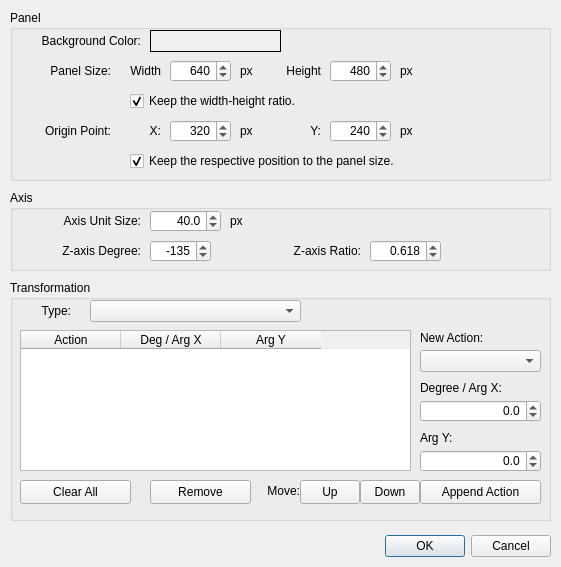
Before: the Qt Designer form FigureItNow7/finUiGraphConfigDlg.ui in yuylong/FigureItNow, drawn with Qt 5.
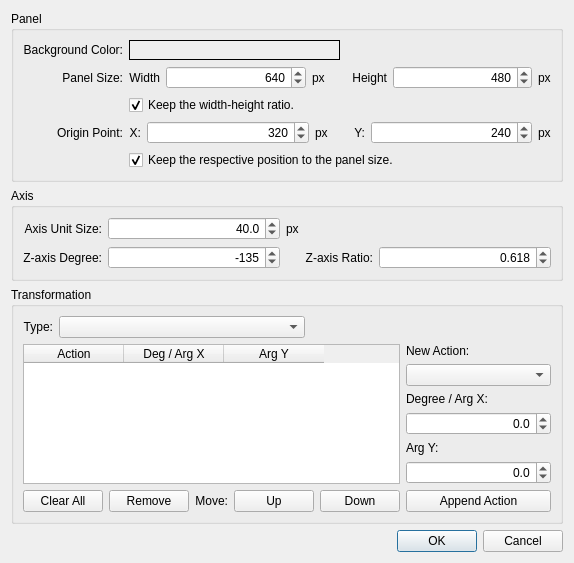
After: the same form once the commit is applied. Custom widgets are drawn as their Qt base class.

Commit message: Refine the graph configuration UI layout.

The edit to the form file:
```diff
--- a/FigureItNow7/finUiGraphConfigDlg.ui
+++ b/FigureItNow7/finUiGraphConfigDlg.ui
@@ -6,50 +6,24 @@
    <rect>
     <x>0</x>
     <y>0</y>
-    <width>561</width>
-    <height>567</height>
+    <width>574</width>
+    <height>528</height>
    </rect>
   </property>
   <property name="windowTitle">
    <string>Graphics Configuration</string>
   </property>
-  <widget class="QDialogButtonBox" name="buttonBox">
-   <property name="geometry">
-    <rect>
-     <x>210</x>
-     <y>530</y>
-     <width>341</width>
-     <height>32</height>
-    </rect>
-   </property>
-   <property name="orientation">
-    <enum>Qt::Horizontal</enum>
-   </property>
-   <property name="standardButtons">
-    <set>QDialogButtonBox::Cancel|QDialogButtonBox::Ok</set>
-   </property>
-  </widget>
+  <layout class="QVBoxLayout" name="verticalLayout_4">
+   <item>
   <widget class="QGroupBox" name="grbPanel">
-   <property name="geometry">
-    <rect>
-     <x>10</x>
-     <y>10</y>
-     <width>541</width>
-     <height>171</height>
-    </rect>
-   </property>
    <property name="title">
     <string>Panel</string>
    </property>
+     <layout class="QVBoxLayout" name="verticalLayout_2">
+      <item>
+       <layout class="QGridLayout" name="gridLayout_2" columnstretch="0,0">
+        <item row="0" column="0">
    <widget class="QLabel" name="lblBgColorTitle">
-    <property name="geometry">
-     <rect>
-      <x>10</x>
-      <y>20</y>
-      <width>121</width>
-      <height>22</height>
-     </rect>
-    </property>
     <property name="text">
      <string>Background Color:</string>
     </property>
@@ -57,53 +31,21 @@
      <set>Qt::AlignRight|Qt::AlignTrailing|Qt::AlignVCenter</set>
     </property>
    </widget>
-   <widget class="finUiColorLabel" name="lblBgColor">
-    <property name="geometry">
-     <rect>
-      <x>140</x>
-      <y>20</y>
-      <width>131</width>
-      <height>22</height>
-     </rect>
-    </property>
-    <property name="autoFillBackground">
+        </item>
+        <item row="5" column="1">
+         <widget class="QCheckBox" name="ckbOriginPtRatio">
+          <property name="text">
+           <string>Keep the respective position to the panel size.</string>
+          </property>
+          <property name="checked">
      <bool>true</bool>
     </property>
-    <property name="frameShape">
-     <enum>QFrame::Box</enum>
-    </property>
-    <property name="text">
-     <string/>
-    </property>
-    <property name="alignment">
-     <set>Qt::AlignCenter</set>
-    </property>
-   </widget>
-   <widget class="QLabel" name="lblPanelSizeTitle">
-    <property name="geometry">
-     <rect>
-      <x>10</x>
-      <y>50</y>
-      <width>91</width>
-      <height>22</height>
-     </rect>
-    </property>
-    <property name="text">
-     <string>Panel Size:</string>
-    </property>
-    <property name="alignment">
-     <set>Qt::AlignRight|Qt::AlignTrailing|Qt::AlignVCenter</set>
-    </property>
-   </widget>
+         </widget>
+        </item>
+        <item row="2" column="1">
+         <layout class="QHBoxLayout" name="horizontalLayout" stretch="0,1,0,0,0,1,0">
+          <item>
    <widget class="QLabel" name="lblPanelWidthTitle">
-    <property name="geometry">
-     <rect>
-      <x>110</x>
-      <y>50</y>
-      <width>41</width>
-      <height>22</height>
-     </rect>
-    </property>
     <property name="text">
      <string>Width</string>
     </property>
@@ -111,31 +53,9 @@
      <set>Qt::AlignRight|Qt::AlignTrailing|Qt::AlignVCenter</set>
     </property>
    </widget>
-   <widget class="QLabel" name="lblPanelWidthUnit">
-    <property name="geometry">
-     <rect>
-      <x>230</x>
-      <y>50</y>
-      <width>21</width>
-      <height>22</height>
-     </rect>
-    </property>
-    <property name="text">
-     <string>px</string>
-    </property>
-    <property name="alignment">
-     <set>Qt::AlignLeading|Qt::AlignLeft|Qt::AlignVCenter</set>
-    </property>
-   </widget>
+          </item>
+          <item>
    <widget class="QSpinBox" name="spbPanelWidth">
-    <property name="geometry">
-     <rect>
-      <x>160</x>
-      <y>50</y>
-      <width>61</width>
-      <height>22</height>
-     </rect>
-    </property>
     <property name="alignment">
      <set>Qt::AlignRight|Qt::AlignTrailing|Qt::AlignVCenter</set>
     </property>
@@ -152,15 +72,42 @@
      <number>640</number>
     </property>
    </widget>
+          </item>
+          <item>
+           <widget class="QLabel" name="lblPanelWidthUnit">
+            <property name="text">
+             <string>px</string>
+            </property>
+            <property name="alignment">
+             <set>Qt::AlignLeading|Qt::AlignLeft|Qt::AlignVCenter</set>
+            </property>
+           </widget>
+          </item>
+          <item>
+           <spacer name="horizontalSpacer">
+            <property name="orientation">
+             <enum>Qt::Horizontal</enum>
+            </property>
+            <property name="sizeHint" stdset="0">
+             <size>
+              <width>20</width>
+              <height>20</height>
+             </size>
+            </property>
+           </spacer>
+          </item>
+          <item>
+           <widget class="QLabel" name="lblPanelHeightTitle">
+            <property name="text">
+             <string>Height</string>
+            </property>
+            <property name="alignment">
+             <set>Qt::AlignRight|Qt::AlignTrailing|Qt::AlignVCenter</set>
+            </property>
+           </widget>
+          </item>
+          <item>
    <widget class="QSpinBox" name="spbPanelHeight">
-    <property name="geometry">
-     <rect>
-      <x>320</x>
-      <y>50</y>
-      <width>61</width>
-      <height>22</height>
-     </rect>
-    </property>
     <property name="alignment">
      <set>Qt::AlignRight|Qt::AlignTrailing|Qt::AlignVCenter</set>
     </property>
@@ -177,15 +124,9 @@
      <number>480</number>
     </property>
    </widget>
+          </item>
+          <item>
    <widget class="QLabel" name="lblPanelHeightUnit">
-    <property name="geometry">
-     <rect>
-      <x>390</x>
-      <y>50</y>
-      <width>21</width>
-      <height>22</height>
-     </rect>
-    </property>
     <property name="text">
      <string>px</string>
     </property>
@@ -193,63 +134,23 @@
      <set>Qt::AlignLeading|Qt::AlignLeft|Qt::AlignVCenter</set>
     </property>
    </widget>
-   <widget class="QLabel" name="lblPanelHeightTitle">
-    <property name="geometry">
-     <rect>
-      <x>260</x>
-      <y>50</y>
-      <width>51</width>
-      <height>22</height>
-     </rect>
-    </property>
+          </item>
+         </layout>
+        </item>
+        <item row="4" column="1">
+         <layout class="QHBoxLayout" name="horizontalLayout_2" stretch="0,1,0,0,0,1,0">
+          <item>
+           <widget class="QLabel" name="lblOriginPtXTitle">
     <property name="text">
-     <string>Height</string>
+             <string>X:</string>
     </property>
     <property name="alignment">
      <set>Qt::AlignRight|Qt::AlignTrailing|Qt::AlignVCenter</set>
     </property>
    </widget>
-   <widget class="QCheckBox" name="ckbPanelSizeRatio">
-    <property name="geometry">
-     <rect>
-      <x>120</x>
-      <y>80</y>
-      <width>201</width>
-      <height>22</height>
-     </rect>
-    </property>
-    <property name="text">
-     <string>Keep the width-height ratio.</string>
-    </property>
-    <property name="checked">
-     <bool>true</bool>
-    </property>
-   </widget>
-   <widget class="QLabel" name="lblOriginPointTitle">
-    <property name="geometry">
-     <rect>
-      <x>10</x>
-      <y>110</y>
-      <width>91</width>
-      <height>22</height>
-     </rect>
-    </property>
-    <property name="text">
-     <string>Origin Point:</string>
-    </property>
-    <property name="alignment">
-     <set>Qt::AlignRight|Qt::AlignTrailing|Qt::AlignVCenter</set>
-    </property>
-   </widget>
+          </item>
+          <item>
    <widget class="QSpinBox" name="spbOriginPtX">
-    <property name="geometry">
-     <rect>
-      <x>160</x>
-      <y>110</y>
-      <width>61</width>
-      <height>22</height>
-     </rect>
-    </property>
     <property name="alignment">
      <set>Qt::AlignRight|Qt::AlignTrailing|Qt::AlignVCenter</set>
     </property>
@@ -266,40 +167,9 @@
      <number>320</number>
     </property>
    </widget>
-   <widget class="QSpinBox" name="spbOriginPtY">
-    <property name="geometry">
-     <rect>
-      <x>320</x>
-      <y>110</y>
-      <width>61</width>
-      <height>22</height>
-     </rect>
-    </property>
-    <property name="alignment">
-     <set>Qt::AlignRight|Qt::AlignTrailing|Qt::AlignVCenter</set>
-    </property>
-    <property name="minimum">
-     <number>-65535</number>
-    </property>
-    <property name="maximum">
-     <number>65535</number>
-    </property>
-    <property name="singleStep">
-     <number>10</number>
-    </property>
-    <property name="value">
-     <number>240</number>
-    </property>
-   </widget>
+          </item>
+          <item>
    <widget class="QLabel" name="lblOriginPtXUnit">
-    <property name="geometry">
-     <rect>
-      <x>230</x>
-      <y>110</y>
-      <width>21</width>
-      <height>22</height>
-     </rect>
-    </property>
     <property name="text">
      <string>px</string>
     </property>
@@ -307,47 +177,22 @@
      <set>Qt::AlignLeading|Qt::AlignLeft|Qt::AlignVCenter</set>
     </property>
    </widget>
-   <widget class="QLabel" name="lblOriginPtYUnit">
-    <property name="geometry">
-     <rect>
-      <x>390</x>
-      <y>110</y>
-      <width>21</width>
-      <height>22</height>
-     </rect>
-    </property>
-    <property name="text">
-     <string>px</string>
-    </property>
-    <property name="alignment">
-     <set>Qt::AlignLeading|Qt::AlignLeft|Qt::AlignVCenter</set>
-    </property>
-   </widget>
-   <widget class="QLabel" name="lblOriginPtXTitle">
-    <property name="geometry">
-     <rect>
-      <x>110</x>
-      <y>110</y>
-      <width>41</width>
-      <height>22</height>
-     </rect>
-    </property>
-    <property name="text">
-     <string>X:</string>
-    </property>
-    <property name="alignment">
-     <set>Qt::AlignRight|Qt::AlignTrailing|Qt::AlignVCenter</set>
-    </property>
-   </widget>
+          </item>
+          <item>
+           <spacer name="horizontalSpacer_2">
+            <property name="orientation">
+             <enum>Qt::Horizontal</enum>
+            </property>
+            <property name="sizeHint" stdset="0">
+             <size>
+              <width>20</width>
+              <height>20</height>
+             </size>
+            </property>
+           </spacer>
+          </item>
+          <item>
    <widget class="QLabel" name="lblOriginPtYTitle">
-    <property name="geometry">
-     <rect>
-      <x>260</x>
-      <y>110</y>
-      <width>51</width>
-      <height>22</height>
-     </rect>
-    </property>
     <property name="text">
      <string>Y:</string>
     </property>
@@ -355,44 +200,116 @@
      <set>Qt::AlignRight|Qt::AlignTrailing|Qt::AlignVCenter</set>
     </property>
    </widget>
-   <widget class="QCheckBox" name="ckbOriginPtRatio">
-    <property name="geometry">
-     <rect>
-      <x>120</x>
-      <y>140</y>
-      <width>311</width>
-      <height>22</height>
-     </rect>
-    </property>
+          </item>
+          <item>
+           <widget class="QSpinBox" name="spbOriginPtY">
+            <property name="alignment">
+             <set>Qt::AlignRight|Qt::AlignTrailing|Qt::AlignVCenter</set>
+            </property>
+            <property name="minimum">
+             <number>-65535</number>
+            </property>
+            <property name="maximum">
+             <number>65535</number>
+            </property>
+            <property name="singleStep">
+             <number>10</number>
+            </property>
+            <property name="value">
+             <number>240</number>
+            </property>
+           </widget>
+          </item>
+          <item>
+           <widget class="QLabel" name="lblOriginPtYUnit">
     <property name="text">
-     <string>Keep the respective position to the panel size.</string>
+             <string>px</string>
+            </property>
+            <property name="alignment">
+             <set>Qt::AlignLeading|Qt::AlignLeft|Qt::AlignVCenter</set>
+            </property>
+           </widget>
+          </item>
+         </layout>
+        </item>
+        <item row="3" column="1">
+         <widget class="QCheckBox" name="ckbPanelSizeRatio">
+          <property name="text">
+           <string>Keep the width-height ratio.</string>
     </property>
     <property name="checked">
      <bool>true</bool>
     </property>
    </widget>
-  </widget>
+        </item>
+        <item row="4" column="0">
+         <widget class="QLabel" name="lblOriginPointTitle">
+          <property name="text">
+           <string>Origin Point:</string>
+          </property>
+          <property name="alignment">
+           <set>Qt::AlignRight|Qt::AlignTrailing|Qt::AlignVCenter</set>
+          </property>
+         </widget>
+        </item>
+        <item row="2" column="0">
+         <widget class="QLabel" name="lblPanelSizeTitle">
+          <property name="text">
+           <string>Panel Size:</string>
+          </property>
+          <property name="alignment">
+           <set>Qt::AlignRight|Qt::AlignTrailing|Qt::AlignVCenter</set>
+          </property>
+         </widget>
+        </item>
+        <item row="0" column="1">
+         <layout class="QHBoxLayout" name="horizontalLayout_5" stretch="1,1">
+          <item>
+           <widget class="finUiColorLabel" name="lblBgColor">
+            <property name="autoFillBackground">
+             <bool>true</bool>
+            </property>
+            <property name="frameShape">
+             <enum>QFrame::Box</enum>
+            </property>
+            <property name="text">
+             <string/>
+            </property>
+            <property name="alignment">
+             <set>Qt::AlignCenter</set>
+            </property>
+           </widget>
+          </item>
+          <item>
+           <spacer name="horizontalSpacer_7">
+            <property name="orientation">
+             <enum>Qt::Horizontal</enum>
+            </property>
+            <property name="sizeHint" stdset="0">
+             <size>
+              <width>40</width>
+              <height>20</height>
+             </size>
+            </property>
+           </spacer>
+          </item>
+         </layout>
+        </item>
+       </layout>
+      </item>
+     </layout>
+    </widget>
+   </item>
+   <item>
   <widget class="QGroupBox" name="grbAxis">
-   <property name="geometry">
-    <rect>
-     <x>10</x>
-     <y>190</y>
-     <width>541</width>
-     <height>81</height>
-    </rect>
-   </property>
    <property name="title">
     <string>Axis</string>
    </property>
+     <layout class="QVBoxLayout" name="verticalLayout">
+      <item>
+       <layout class="QGridLayout" name="gridLayout" columnstretch="0,1,0,0,1">
+        <item row="0" column="0">
    <widget class="QLabel" name="lblAxisUnitSizeTitle">
-    <property name="geometry">
-     <rect>
-      <x>10</x>
-      <y>20</y>
-      <width>121</width>
-      <height>22</height>
-     </rect>
-    </property>
     <property name="text">
      <string>Axis Unit Size:</string>
     </property>
@@ -400,15 +317,29 @@
      <set>Qt::AlignRight|Qt::AlignTrailing|Qt::AlignVCenter</set>
     </property>
    </widget>
+        </item>
+        <item row="1" column="3">
+         <widget class="QLabel" name="lblAxisZRatioTitle">
+          <property name="text">
+           <string>Z-axis Ratio:</string>
+          </property>
+          <property name="alignment">
+           <set>Qt::AlignRight|Qt::AlignTrailing|Qt::AlignVCenter</set>
+          </property>
+         </widget>
+        </item>
+        <item row="1" column="0">
+         <widget class="QLabel" name="lblAxisZDegTitle">
+          <property name="text">
+           <string>Z-axis Degree:</string>
+          </property>
+          <property name="alignment">
+           <set>Qt::AlignRight|Qt::AlignTrailing|Qt::AlignVCenter</set>
+          </property>
+         </widget>
+        </item>
+        <item row="0" column="1">
    <widget class="QDoubleSpinBox" name="dsbAxisUnitSize">
-    <property name="geometry">
-     <rect>
-      <x>140</x>
-      <y>20</y>
-      <width>71</width>
-      <height>22</height>
-     </rect>
-    </property>
     <property name="alignment">
      <set>Qt::AlignRight|Qt::AlignTrailing|Qt::AlignVCenter</set>
     </property>
@@ -425,15 +356,9 @@
      <double>40.000000000000000</double>
     </property>
    </widget>
+        </item>
+        <item row="0" column="2">
    <widget class="QLabel" name="lblAxisUnitSizeUnit">
-    <property name="geometry">
-     <rect>
-      <x>220</x>
-      <y>20</y>
-      <width>21</width>
-      <height>22</height>
-     </rect>
-    </property>
     <property name="text">
      <string>px</string>
     </property>
@@ -441,31 +366,9 @@
      <set>Qt::AlignLeading|Qt::AlignLeft|Qt::AlignVCenter</set>
     </property>
    </widget>
-   <widget class="QLabel" name="lblAxisZDegTitle">
-    <property name="geometry">
-     <rect>
-      <x>30</x>
-      <y>50</y>
-      <width>101</width>
-      <height>22</height>
-     </rect>
-    </property>
-    <property name="text">
-     <string>Z-axis Degree:</string>
-    </property>
-    <property name="alignment">
-     <set>Qt::AlignRight|Qt::AlignTrailing|Qt::AlignVCenter</set>
-    </property>
-   </widget>
+        </item>
+        <item row="1" column="1">
    <widget class="QSpinBox" name="spbAxisZDeg">
-    <property name="geometry">
-     <rect>
-      <x>140</x>
-      <y>50</y>
-      <width>61</width>
-      <height>22</height>
-     </rect>
-    </property>
     <property name="alignment">
      <set>Qt::AlignRight|Qt::AlignTrailing|Qt::AlignVCenter</set>
     </property>
@@ -482,31 +385,9 @@
      <number>-135</number>
     </property>
    </widget>
-   <widget class="QLabel" name="lblAxisZRatioTitle">
-    <property name="geometry">
-     <rect>
-      <x>250</x>
-      <y>50</y>
-      <width>101</width>
-      <height>22</height>
-     </rect>
-    </property>
-    <property name="text">
-     <string>Z-axis Ratio:</string>
-    </property>
-    <property name="alignment">
-     <set>Qt::AlignRight|Qt::AlignTrailing|Qt::AlignVCenter</set>
-    </property>
-   </widget>
+        </item>
+        <item row="1" column="4">
    <widget class="QDoubleSpinBox" name="dsbAxisZRatio">
-    <property name="geometry">
-     <rect>
-      <x>360</x>
-      <y>50</y>
-      <width>71</width>
-      <height>22</height>
-     </rect>
-    </property>
     <property name="alignment">
      <set>Qt::AlignRight|Qt::AlignTrailing|Qt::AlignVCenter</set>
     </property>
@@ -526,28 +407,50 @@
      <double>0.618000000000000</double>
     </property>
    </widget>
-  </widget>
+        </item>
+       </layout>
+      </item>
+     </layout>
+    </widget>
+   </item>
+   <item>
   <widget class="QGroupBox" name="grbTransform">
-   <property name="geometry">
-    <rect>
-     <x>10</x>
-     <y>280</y>
-     <width>541</width>
-     <height>241</height>
-    </rect>
-   </property>
    <property name="title">
     <string>Transformation</string>
    </property>
+     <layout class="QVBoxLayout" name="verticalLayout_3">
+      <item>
+       <layout class="QHBoxLayout" name="horizontalLayout_3" stretch="0,1,1">
+        <item>
+         <widget class="QLabel" name="lblTransformTypeTitle">
+          <property name="text">
+           <string>Type:</string>
+          </property>
+          <property name="alignment">
+           <set>Qt::AlignRight|Qt::AlignTrailing|Qt::AlignVCenter</set>
+          </property>
+         </widget>
+        </item>
+        <item>
+         <widget class="QComboBox" name="cmbTransformType"/>
+        </item>
+        <item>
+         <spacer name="horizontalSpacer_3">
+          <property name="orientation">
+           <enum>Qt::Horizontal</enum>
+          </property>
+          <property name="sizeHint" stdset="0">
+           <size>
+            <width>20</width>
+            <height>20</height>
+           </size>
+          </property>
+         </spacer>
+        </item>
+       </layout>
+      </item>
+      <item>
    <widget class="QStackedWidget" name="stwTransformArgs">
-    <property name="geometry">
-     <rect>
-      <x>10</x>
-      <y>50</y>
-      <width>521</width>
-      <height>181</height>
-     </rect>
-    </property>
     <property name="currentIndex">
      <number>2</number>
     </property>
@@ -657,15 +560,23 @@
      </widget>
     </widget>
     <widget class="QWidget" name="stpTransArgAffine">
+         <layout class="QHBoxLayout" name="horizontalLayout_9" stretch="5,2">
+          <property name="leftMargin">
+           <number>0</number>
+          </property>
+          <property name="topMargin">
+           <number>0</number>
+          </property>
+          <property name="rightMargin">
+           <number>0</number>
+          </property>
+          <property name="bottomMargin">
+           <number>0</number>
+          </property>
+          <item>
+           <layout class="QVBoxLayout" name="verticalLayout_8" stretch="1,0">
+            <item>
      <widget class="QTableWidget" name="tbwTransAffineActList">
-      <property name="geometry">
-       <rect>
-        <x>0</x>
-        <y>0</y>
-        <width>391</width>
-        <height>141</height>
-       </rect>
-      </property>
       <property name="editTriggers">
        <set>QAbstractItemView::NoEditTriggers</set>
       </property>
@@ -700,168 +611,38 @@
        </property>
       </column>
      </widget>
-     <widget class="QLabel" name="lblTransAffineNewActTitle">
-      <property name="geometry">
-       <rect>
-        <x>400</x>
-        <y>0</y>
-        <width>121</width>
-        <height>16</height>
-       </rect>
-      </property>
-      <property name="text">
-       <string>New Action:</string>
-      </property>
-      <property name="alignment">
-       <set>Qt::AlignLeading|Qt::AlignLeft|Qt::AlignVCenter</set>
-      </property>
-     </widget>
-     <widget class="QComboBox" name="cmbTransAffineNewAct">
-      <property name="geometry">
-       <rect>
-        <x>400</x>
-        <y>20</y>
-        <width>121</width>
-        <height>22</height>
-       </rect>
-      </property>
-     </widget>
-     <widget class="QLabel" name="lblTransAffineArgXTitle">
-      <property name="geometry">
-       <rect>
-        <x>400</x>
-        <y>50</y>
-        <width>121</width>
-        <height>16</height>
-       </rect>
-      </property>
-      <property name="text">
-       <string>Degree / Arg X:</string>
-      </property>
-      <property name="alignment">
-       <set>Qt::AlignLeading|Qt::AlignLeft|Qt::AlignVCenter</set>
-      </property>
-     </widget>
-     <widget class="QDoubleSpinBox" name="dsbTransAffineArgX">
-      <property name="geometry">
-       <rect>
-        <x>400</x>
-        <y>70</y>
-        <width>121</width>
-        <height>22</height>
-       </rect>
-      </property>
-      <property name="alignment">
-       <set>Qt::AlignRight|Qt::AlignTrailing|Qt::AlignVCenter</set>
-      </property>
-      <property name="decimals">
-       <number>1</number>
-      </property>
-      <property name="minimum">
-       <double>-5.000000000000000</double>
-      </property>
-      <property name="maximum">
-       <double>5.000000000000000</double>
-      </property>
-      <property name="singleStep">
-       <double>1.000000000000000</double>
-      </property>
-      <property name="value">
-       <double>0.000000000000000</double>
-      </property>
-     </widget>
-     <widget class="QLabel" name="lblTransAffineArgYTitle">
-      <property name="geometry">
-       <rect>
-        <x>400</x>
-        <y>100</y>
-        <width>121</width>
-        <height>16</height>
-       </rect>
-      </property>
-      <property name="text">
-       <string>Arg Y:</string>
-      </property>
-      <property name="alignment">
-       <set>Qt::AlignLeading|Qt::AlignLeft|Qt::AlignVCenter</set>
-      </property>
-     </widget>
-     <widget class="QDoubleSpinBox" name="dsbTransAffineArgY">
-      <property name="geometry">
-       <rect>
-        <x>400</x>
-        <y>120</y>
-        <width>121</width>
-        <height>22</height>
-       </rect>
-      </property>
-      <property name="alignment">
-       <set>Qt::AlignRight|Qt::AlignTrailing|Qt::AlignVCenter</set>
-      </property>
-      <property name="decimals">
-       <number>1</number>
-      </property>
-      <property name="minimum">
-       <double>-5.000000000000000</double>
-      </property>
-      <property name="maximum">
-       <double>5.000000000000000</double>
-      </property>
-      <property name="singleStep">
-       <double>1.000000000000000</double>
-      </property>
-      <property name="value">
-       <double>0.000000000000000</double>
-      </property>
-     </widget>
-     <widget class="QPushButton" name="pbTransAffineAppendAct">
-      <property name="geometry">
-       <rect>
-        <x>400</x>
-        <y>150</y>
-        <width>121</width>
-        <height>24</height>
-       </rect>
-      </property>
-      <property name="text">
-       <string>Append Action</string>
-      </property>
-     </widget>
+            </item>
+            <item>
+             <layout class="QHBoxLayout" name="horizontalLayout_8" stretch="1,1,0,0,1,1">
+              <item>
      <widget class="QPushButton" name="pbTransAffineReset">
-      <property name="geometry">
-       <rect>
-        <x>0</x>
-        <y>150</y>
-        <width>111</width>
-        <height>24</height>
-       </rect>
-      </property>
       <property name="text">
        <string>Clear All</string>
       </property>
      </widget>
+              </item>
+              <item>
      <widget class="QPushButton" name="pbTransAffineRemove">
-      <property name="geometry">
-       <rect>
-        <x>130</x>
-        <y>150</y>
-        <width>101</width>
-        <height>24</height>
-       </rect>
-      </property>
       <property name="text">
        <string>Remove</string>
       </property>
      </widget>
+              </item>
+              <item>
+               <spacer name="horizontalSpacer_6">
+                <property name="orientation">
+                 <enum>Qt::Horizontal</enum>
+                </property>
+                <property name="sizeHint" stdset="0">
+                 <size>
+                  <width>40</width>
+                  <height>20</height>
+                 </size>
+                </property>
+               </spacer>
+              </item>
+              <item>
      <widget class="QLabel" name="lblTransAffineMoveTitle">
-      <property name="geometry">
-       <rect>
-        <x>230</x>
-        <y>150</y>
-        <width>50</width>
-        <height>22</height>
-       </rect>
-      </property>
       <property name="text">
        <string>Move:</string>
       </property>
@@ -869,61 +650,131 @@
        <set>Qt::AlignRight|Qt::AlignTrailing|Qt::AlignVCenter</set>
       </property>
      </widget>
+              </item>
+              <item>
      <widget class="QPushButton" name="pbTransAffineMoveUp">
-      <property name="geometry">
-       <rect>
-        <x>280</x>
-        <y>150</y>
-        <width>60</width>
-        <height>24</height>
-       </rect>
-      </property>
       <property name="text">
        <string>Up</string>
       </property>
      </widget>
+              </item>
+              <item>
      <widget class="QPushButton" name="pbTransAffineMoveDown">
-      <property name="geometry">
-       <rect>
-        <x>340</x>
-        <y>150</y>
-        <width>60</width>
-        <height>24</height>
-       </rect>
-      </property>
       <property name="text">
        <string>Down</string>
       </property>
      </widget>
-    </widget>
-   </widget>
-   <widget class="QLabel" name="lblTransformTypeTitle">
-    <property name="geometry">
-     <rect>
-      <x>10</x>
-      <y>20</y>
-      <width>51</width>
-      <height>22</height>
-     </rect>
-    </property>
+              </item>
+             </layout>
+            </item>
+           </layout>
+          </item>
+          <item>
+           <layout class="QVBoxLayout" name="verticalLayout_7">
+            <item>
+             <widget class="QLabel" name="lblTransAffineNewActTitle">
+              <property name="text">
+               <string>New Action:</string>
+              </property>
+              <property name="alignment">
+               <set>Qt::AlignLeading|Qt::AlignLeft|Qt::AlignVCenter</set>
+              </property>
+             </widget>
+            </item>
+            <item>
+             <widget class="QComboBox" name="cmbTransAffineNewAct"/>
+            </item>
+            <item>
+             <widget class="QLabel" name="lblTransAffineArgXTitle">
+              <property name="text">
+               <string>Degree / Arg X:</string>
+              </property>
+              <property name="alignment">
+               <set>Qt::AlignLeading|Qt::AlignLeft|Qt::AlignVCenter</set>
+              </property>
+             </widget>
+            </item>
+            <item>
+             <widget class="QDoubleSpinBox" name="dsbTransAffineArgX">
+              <property name="alignment">
+               <set>Qt::AlignRight|Qt::AlignTrailing|Qt::AlignVCenter</set>
+              </property>
+              <property name="decimals">
+               <number>1</number>
+              </property>
+              <property name="minimum">
+               <double>-5.000000000000000</double>
+              </property>
+              <property name="maximum">
+               <double>5.000000000000000</double>
+              </property>
+              <property name="singleStep">
+               <double>1.000000000000000</double>
+              </property>
+              <property name="value">
+               <double>0.000000000000000</double>
+              </property>
+             </widget>
+            </item>
+            <item>
+             <widget class="QLabel" name="lblTransAffineArgYTitle">
     <property name="text">
-     <string>Type:</string>
+               <string>Arg Y:</string>
     </property>
     <property name="alignment">
+               <set>Qt::AlignLeading|Qt::AlignLeft|Qt::AlignVCenter</set>
+              </property>
+             </widget>
+            </item>
+            <item>
+             <widget class="QDoubleSpinBox" name="dsbTransAffineArgY">
+              <property name="alignment">
      <set>Qt::AlignRight|Qt::AlignTrailing|Qt::AlignVCenter</set>
     </property>
-   </widget>
-   <widget class="QComboBox" name="cmbTransformType">
-    <property name="geometry">
-     <rect>
-      <x>80</x>
-      <y>20</y>
-      <width>211</width>
-      <height>22</height>
-     </rect>
-    </property>
-   </widget>
-  </widget>
+              <property name="decimals">
+               <number>1</number>
+              </property>
+              <property name="minimum">
+               <double>-5.000000000000000</double>
+              </property>
+              <property name="maximum">
+               <double>5.000000000000000</double>
+              </property>
+              <property name="singleStep">
+               <double>1.000000000000000</double>
+              </property>
+              <property name="value">
+               <double>0.000000000000000</double>
+              </property>
+             </widget>
+            </item>
+            <item>
+             <widget class="QPushButton" name="pbTransAffineAppendAct">
+              <property name="text">
+               <string>Append Action</string>
+              </property>
+             </widget>
+            </item>
+           </layout>
+          </item>
+         </layout>
+        </widget>
+       </widget>
+      </item>
+     </layout>
+    </widget>
+   </item>
+   <item>
+    <widget class="QDialogButtonBox" name="buttonBox">
+     <property name="orientation">
+      <enum>Qt::Horizontal</enum>
+     </property>
+     <property name="standardButtons">
+      <set>QDialogButtonBox::Cancel|QDialogButtonBox::Ok</set>
+     </property>
+    </widget>
+   </item>
+  </layout>
  </widget>
  <customwidgets>
   <customwidget>
```
Left out of the diff: 102 changed lines with no effect on the pictures. Lines whose indentation alone changed are shown as unchanged.
